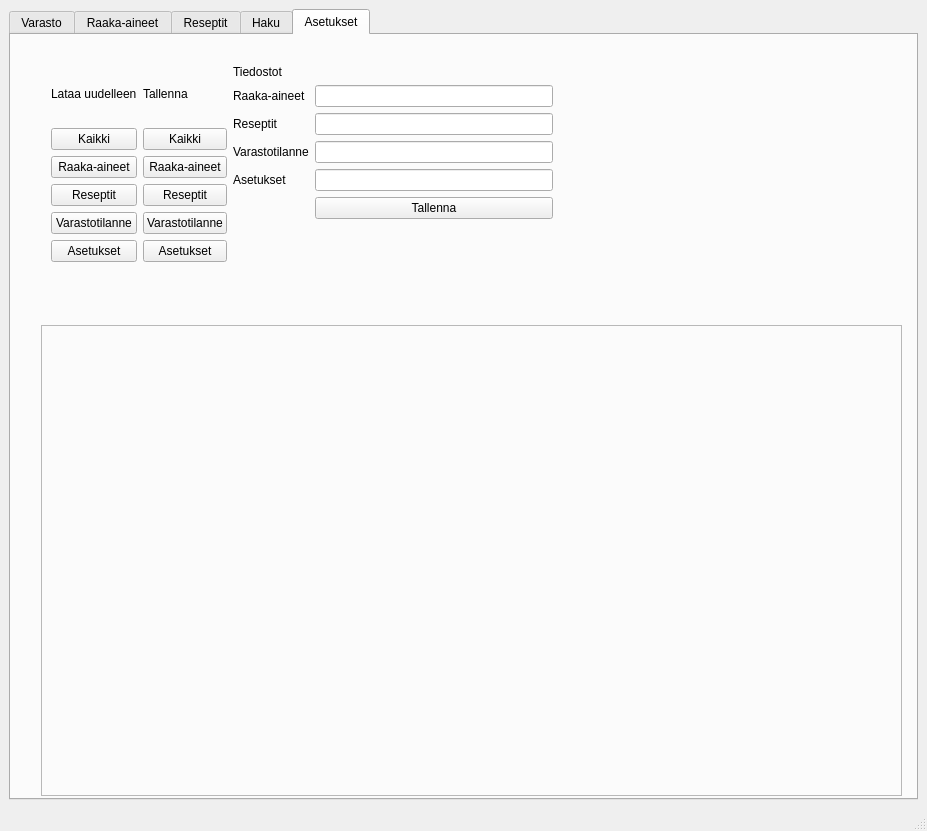
Old version of the form src/ReseptiGUI1.ui in the repository Kalmis/alykas-reseptikirja.
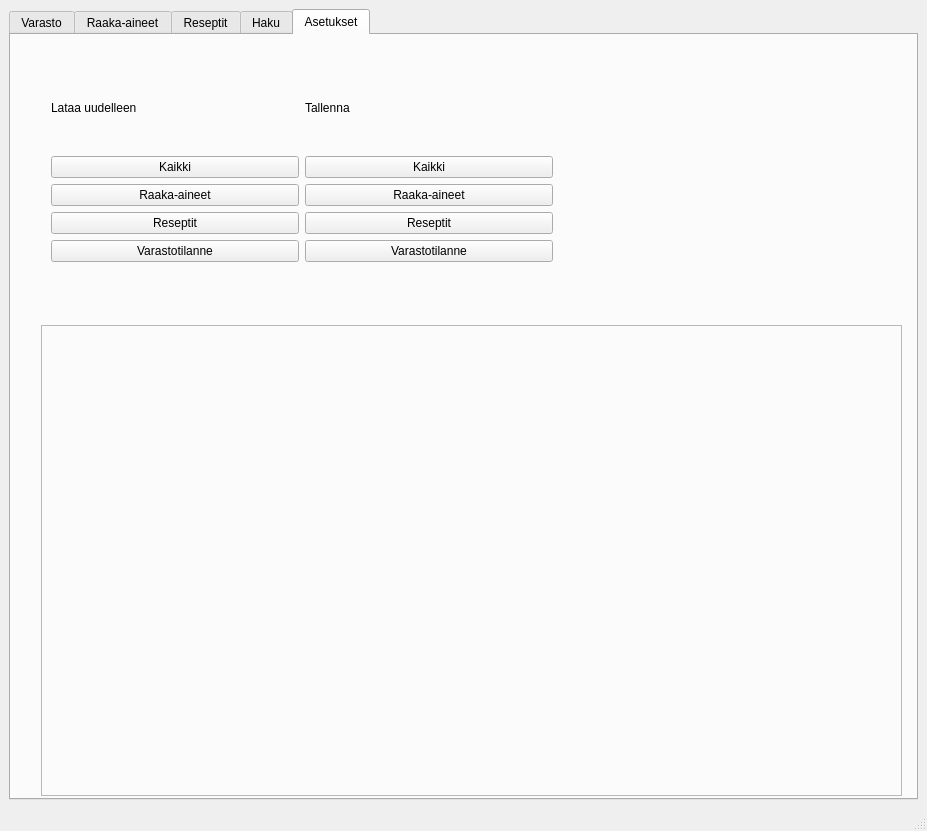
New version of the form. The open tabs and pages were chosen to show the change.

```diff
--- a/src/ReseptiGUI1.ui
+++ b/src/ReseptiGUI1.ui
@@ -625,13 +625,6 @@
              </property>
             </widget>
            </item>
-           <item>
-            <widget class="QPushButton" name="buttonLoadSettings">
-             <property name="text">
-              <string>Asetukset</string>
-             </property>
-            </widget>
-           </item>
           </layout>
          </item>
          <item>
@@ -668,75 +661,6 @@
             <widget class="QPushButton" name="buttonSaveStorage">
              <property name="text">
               <string>Varastotilanne</string>
-             </property>
-            </widget>
-           </item>
-           <item>
-            <widget class="QPushButton" name="buttonSaveSettings">
-             <property name="text">
-              <string>Asetukset</string>
-             </property>
-            </widget>
-           </item>
-          </layout>
-         </item>
-         <item>
-          <layout class="QFormLayout" name="formLayout">
-           <item row="0" column="0">
-            <widget class="QLabel" name="label">
-             <property name="text">
-              <string>Tiedostot</string>
-             </property>
-            </widget>
-           </item>
-           <item row="1" column="0">
-            <widget class="QLabel" name="raakaAineetLabel">
-             <property name="text">
-              <string>Raaka-aineet</string>
-             </property>
-            </widget>
-           </item>
-           <item row="1" column="1">
-            <widget class="QLineEdit" name="ingredientsFileLineEdit">
-             <property name="text">
-              <string/>
-             </property>
-            </widget>
-           </item>
-           <item row="2" column="0">
-            <widget class="QLabel" name="reseptitLabel">
-             <property name="text">
-              <string>Reseptit</string>
-             </property>
-            </widget>
-           </item>
-           <item row="2" column="1">
-            <widget class="QLineEdit" name="recipesFileLineEdit"/>
-           </item>
-           <item row="3" column="0">
-            <widget class="QLabel" name="varastotilanneLabel">
-             <property name="text">
-              <string>Varastotilanne</string>
-             </property>
-            </widget>
-           </item>
-           <item row="3" column="1">
-            <widget class="QLineEdit" name="storageFileLineEdit"/>
-           </item>
-           <item row="4" column="0">
-            <widget class="QLabel" name="asetuksetLabel">
-             <property name="text">
-              <string>Asetukset</string>
-             </property>
-            </widget>
-           </item>
-           <item row="4" column="1">
-            <widget class="QLineEdit" name="settingsFileLineEdit"/>
-           </item>
-           <item row="5" column="1">
-            <widget class="QPushButton" name="buttonSaveFiles">
-             <property name="text">
-              <string>Tallenna</string>
              </property>
             </widget>
            </item>
```
Left out of the diff: 60 changed lines with no effect on the pictures.
